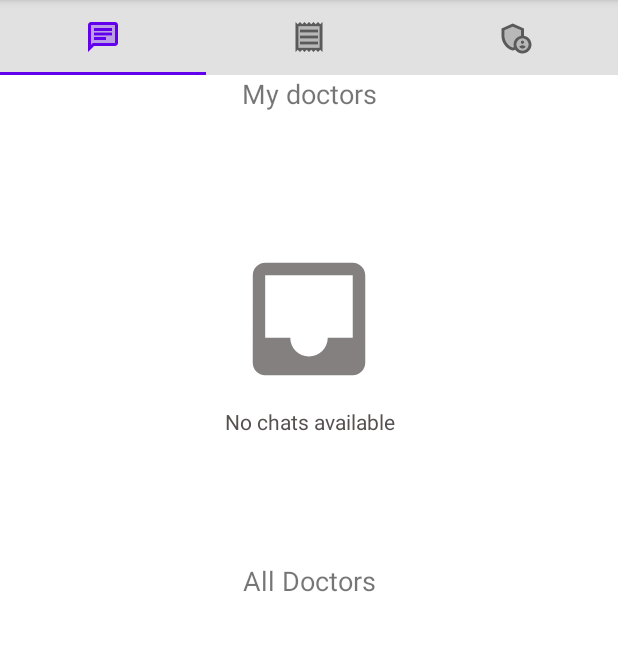
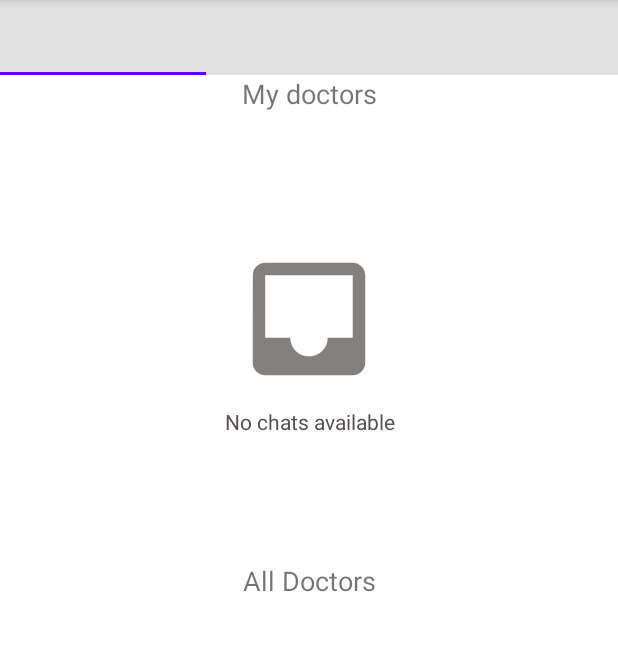
Before and after one commit to JWGitonga/Diabetes-monitoring-app, an Android app: the ChatFragment screen opened directly, with no data from a screen before it, on a phone screen of 412 x 824 dp, the part 84-735 px from its top. Run offline under Robolectric (Android 15) with nearby library versions, the phone set to English and light mode, and no system bars; our stand-ins replace Firebase (no records; nobody signed in at launch, a user with empty details on screens opened directly), Picasso; pictures from the network do not load.

Commit message:
com.commit

```diff
--- a/app/src/main/java/com/example/diabeteshealthmonitoringapplication/activities/HomePage.java
+++ b/app/src/main/java/com/example/diabeteshealthmonitoringapplication/activities/HomePage.java
@@ -23,6 +23,8 @@ import com.google.firebase.database.DataSnapshot;
 import com.google.firebase.database.DatabaseError;
 import com.google.firebase.database.FirebaseDatabase;
 import com.google.firebase.database.ValueEventListener;
+
+import java.util.Objects;
 
 public class HomePage extends AppCompatActivity {
     private static final String TAG = "HomePage";
@@ -50,12 +52,15 @@ public class HomePage extends AppCompatActivity {
                         case R.id.message:
                             if (type.equals("Health worker")) {
                                 inflateContainer(new PatientsFragment());
+                                Objects.requireNonNull(getSupportActionBar()).setTitle("Patients");
                             } else {
                                 inflateContainer(new ChatFragment());
+                                Objects.requireNonNull(getSupportActionBar()).setTitle("Chats");
                             }
                             break;
                         case R.id.hospital:
                             inflateContainer(new HospitalFragment());
+                            Objects.requireNonNull(getSupportActionBar()).setTitle("Hospital");
                             break;
                         default:
                             return true;
--- a/app/src/main/java/com/example/diabeteshealthmonitoringapplication/activities/IntermediateActivity.java
+++ b/app/src/main/java/com/example/diabeteshealthmonitoringapplication/activities/IntermediateActivity.java
@@ -24,7 +24,7 @@ public class IntermediateActivity extends AppCompatActivity {
     protected void onCreate(Bundle savedInstanceState) {
         super.onCreate(savedInstanceState);
         setContentView(R.layout.activity_inter_mediatectivity);
-        FirebaseDatabase.getInstance().getReference("uses")
+        FirebaseDatabase.getInstance().getReference("users")
                 .addValueEventListener(new ValueEventListener() {
                     @RequiresApi(api = Build.VERSION_CODES.N)
                     @Override
@@ -38,6 +38,7 @@ public class IntermediateActivity extends AppCompatActivity {
                                     } else {
                                         startActivity(new Intent(IntermediateActivity.this, PatientsReadingsActivity.class).putExtra("user", user));
                                     }
+                                    finish();
                                 }
                             }
                         });
--- a/app/src/main/java/com/example/diabeteshealthmonitoringapplication/fragments/ChatFragment.java
+++ b/app/src/main/java/com/example/diabeteshealthmonitoringapplication/fragments/ChatFragment.java
@@ -74,7 +74,6 @@ public class ChatFragment extends Fragment {
         noChatIV1 = view.findViewById(R.id.no_docs_iv);
         noChatTV1 = view.findViewById(R.id.no_docs_tv);
         getUser();
-        getUser();
         getMyDoctors(FirebaseAuth.getInstance().getUid());
         getAllDoctors();
         return view;
@@ -110,17 +109,17 @@ public class ChatFragment extends Fragment {
                                 Sender sender = new Sender(data, me1.getDeviceToken());
                                 apiService.sendNotification(sender).enqueue(new Callback<MyResponse>() {
                                     @Override
-                                    public void onResponse(@NonNull Call<MyResponse> call,@NonNull Response<MyResponse> response) {
-                                        if (response.isSuccessful() || response.code()==200){
-                                            if (response.body()!=null)
-                                            if (response.body().success!=1){
-                                                Snackbar.make(recyclerView1,"Something went wrong try again...",Snackbar.LENGTH_LONG).setAnimationMode(Snackbar.ANIMATION_MODE_FADE).show();
-                                            }
+                                    public void onResponse(@NonNull Call<MyResponse> call, @NonNull Response<MyResponse> response) {
+                                        if (response.isSuccessful() || response.code() == 200) {
+                                            if (response.body() != null)
+                                                if (response.body().success != 1) {
+                                                    Snackbar.make(recyclerView1, "Something went wrong try again...", Snackbar.LENGTH_LONG).setAnimationMode(Snackbar.ANIMATION_MODE_FADE).show();
+                                                }
                                         }
                                     }
 
                                     @Override
-                                    public void onFailure(@NonNull Call<MyResponse> call,@NonNull Throwable t) {
+                                    public void onFailure(@NonNull Call<MyResponse> call, @NonNull Throwable t) {
                                         Log.e(TAG, "onFailure: -> " + t.getMessage());
                                     }
                                 });
@@ -136,7 +135,7 @@ public class ChatFragment extends Fragment {
     }
 
     private void getUser() {
-        FirebaseDatabase.getInstance().getReference().addValueEventListener(new ValueEventListener() {
+        FirebaseDatabase.getInstance().getReference("users").addValueEventListener(new ValueEventListener() {
             @RequiresApi(api = Build.VERSION_CODES.N)
             @Override
             public void onDataChange(@NonNull DataSnapshot snapshot) {
--- a/app/src/main/res/layout/activity_doctor_landing.xml
+++ b/app/src/main/res/layout/activity_doctor_landing.xml
@@ -6,6 +6,15 @@
     android:layout_height="match_parent"
     tools:context=".activities.DoctorLandingActivity">
 
+    <androidx.viewpager.widget.ViewPager
+        android:id="@+id/frag_view_pager"
+        android:layout_width="match_parent"
+        android:layout_height="0dp"
+        app:layout_constraintBottom_toBottomOf="parent"
+        app:layout_constraintEnd_toEndOf="parent"
+        app:layout_constraintStart_toStartOf="parent"
+        app:layout_constraintTop_toTopOf="parent"
+        app:layout_constraintVertical_weight="1">
         <com.google.android.material.tabs.TabLayout
             android:id="@+id/tab_layout"
             android:layout_width="match_parent"
@@ -33,15 +42,6 @@
                 android:layout_height="match_parent"
                 android:icon="@drawable/patients" />
         </com.google.android.material.tabs.TabLayout>
-
-    <androidx.viewpager.widget.ViewPager
-        android:id="@+id/frag_view_pager"
-        android:layout_width="match_parent"
-        android:layout_height="0dp"
-        app:layout_constraintBottom_toBottomOf="parent"
-        app:layout_constraintEnd_toEndOf="parent"
-        app:layout_constraintStart_toStartOf="parent"
-        app:layout_constraintTop_toBottomOf="@+id/tab_layout"
-        app:layout_constraintVertical_weight="1" />
+    </androidx.viewpager.widget.ViewPager>
 
 </androidx.constraintlayout.widget.ConstraintLayout>
```
Also changed, not shown: app/src/main/java/com/example/diabeteshealthmonitoringapplication/activities/LoginActivity.java (+6 -3 lines), app/src/main/java/com/example/diabeteshealthmonitoringapplication/activities/PatientsReadingsActivity.java (+2 -7 lines), app/src/main/java/com/example/diabeteshealthmonitoringapplication/activities/Registration.java (+19 -10 lines). Lines whose indentation alone changed are shown as unchanged.
